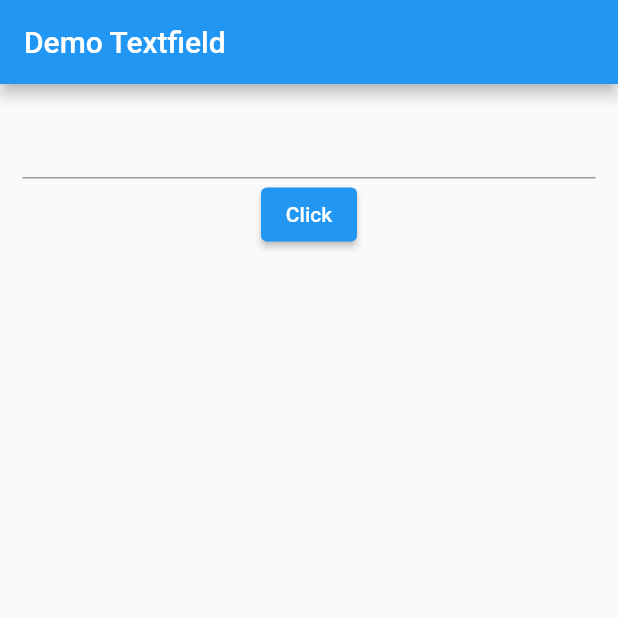
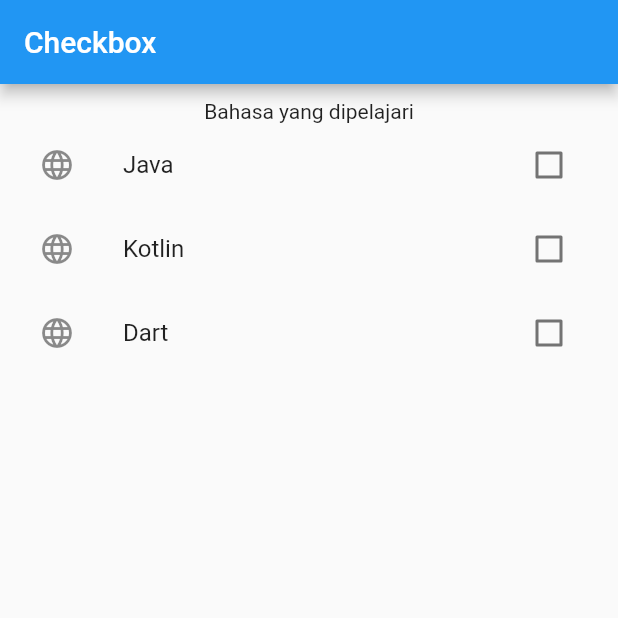
Before and after one commit to hanura13/FlutterProject, a Flutter app: the screen it shows after launch, on a phone screen of 412 x 824 dp, the top half of it. Run offline on Flutter 3.47's test engine with Material 2 defaults, Android fonts, the phone set to English and light mode, and no system bars; missing offline and left inert: dart:ffi; project files that could hold a hidden picture were left out.

Commit message:
Add ChecBosListTile

```diff
--- a/lib/main.dart
+++ b/lib/main.dart
@@ -1,3 +1,5 @@
+import 'dart:ffi';
+
 import 'package:flutter/material.dart';
 
 void main() => runApp(MyApp());
@@ -26,47 +28,80 @@ class Home extends StatefulWidget {
 }
 
 class _HomeState extends State<Home> {
-  String name = '';
-  String text = '';
+  final List<String> bahasa = ['Java', 'Kotlin', 'Dart'];
 
-  void onPressed() {
+  bool? selected1 = false;
+  bool? selected2 = false;
+  bool? selected3 = false;
+  List<int> list = [];
+
+  void onChanged(bool? value) {
     setState(() {
-      if (name.trim().isEmpty) return;
-      text = 'Hai $name, Apa Kabar?';
+      selected1 = value;
     });
+    if (value == true)
+      list.add(0);
+    else
+      list.remove(0);
+    print(list);
   }
 
-  void onChanged(String value) {
+  void onChanged2(bool? value) {
     setState(() {
-      name = value;
+      selected2 = value;
     });
+    if (value == true) {
+      list.add(1);
+    } else {
+      list.remove(1);
+    }
+    print(list);
+  }
+
+  void onChanged3(bool? value) {
+    setState(() {
+      selected3 = value;
+    });
+    if (value == true) {
+      list.add(2);
+    } else {
+      list.remove(2);
+    }
+    print(list);
   }
 
   @override
   Widget build(BuildContext context) {
     return Scaffold(
       appBar: AppBar(
-        title: const Text('Demo Textfield'),
+        title: const Text('Checkbox'),
       ),
       body: Container(
-        margin: const EdgeInsets.all(15.0),
+        padding: const EdgeInsets.all(10.0),
         child: Column(
           children: <Widget>[
-            TextField(
-              onChanged: (String value) {
-                onChanged(value);
-              },
+            const Text('Bahasa yang dipelajari'),
+            CheckboxListTile(
+              value: selected1,
+              onChanged: onChanged,
+              title: Text(bahasa[0]),
+              activeColor: Colors.red,
+              secondary: const Icon(Icons.language),
             ),
-            ElevatedButton(
-              onPressed: () {
-                onPressed();
-              },
-              child: const Text('Click'),
+            CheckboxListTile(
+              value: selected2,
+              onChanged: onChanged2,
+              title: Text(bahasa[1]),
+              activeColor: Colors.red,
+              secondary: const Icon(Icons.language),
             ),
-            Container(
-              height: 15.0,
+            CheckboxListTile(
+              value: selected3,
+              onChanged: onChanged3,
+              title: Text(bahasa[2]),
+              activeColor: Colors.red,
+              secondary: const Icon(Icons.language),
             ),
-            Text(text),
           ],
         ),
       ),
```
